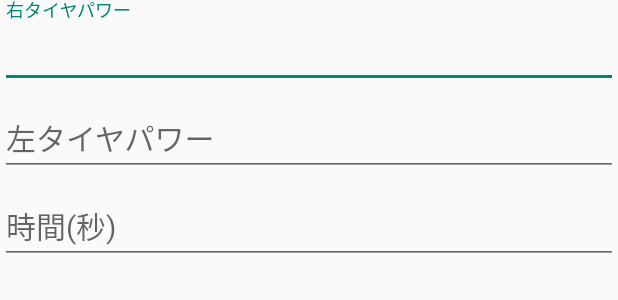
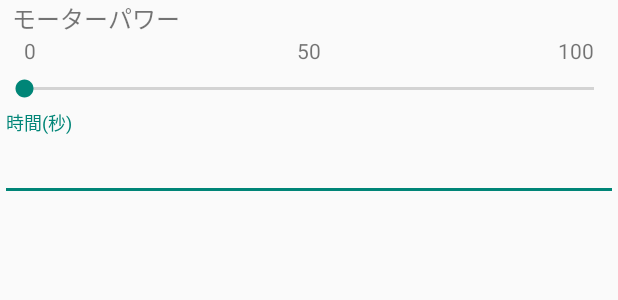
Before and after one commit to t-robop/00-Atlas-ac, an Android app: the layout layout_dialog.xml on its own in the app's theme, with its tools: preview values and no code run, on a phone screen of 412 x 824 dp. Shown: the top 300 px of the screen. Run offline under Robolectric (Android 15) with nearby library versions, the phone set to English and light mode, and no system bars.

```diff
--- a/app/build.gradle
+++ b/app/build.gradle
@@ -3,12 +3,12 @@ apply plugin: 'realm-android'
 apply plugin: 'kotlin-android'
 
 android {
-    compileSdkVersion 27
-    buildToolsVersion '27.0.2'
+    compileSdkVersion 26
+    buildToolsVersion '26.0.2'
     defaultConfig {
         applicationId "com.robop.scriptrobotcontroller"
         minSdkVersion 16
-        targetSdkVersion 27
+        targetSdkVersion 26
         versionCode 1
         versionName "1.0"
         testInstrumentationRunner "android.support.test.runner.AndroidJUnitRunner"
--- a/app/src/main/java/com/robop/scriptrobotcontroller/DataLoadDialogFragment.java
+++ b/app/src/main/java/com/robop/scriptrobotcontroller/DataLoadDialogFragment.java
@@ -62,7 +62,7 @@ public class DataLoadDialogFragment extends DialogFragment {
         MainActivity mainActivity = (MainActivity) getActivity();
         for (ItemDataModel model : realmRead()) {
             if (model.getOrderId() < 5){
-                ItemDataModel basicBlockModel = new ItemDataModel(model.getOrderId(), model.getRightSpeed(), model.getLeftSpeed(), model.getTime(), model.getBlockState());
+                ItemDataModel basicBlockModel = new ItemDataModel(model.getOrderId(), model.getRightRerativeSpeed(), model.getLeftRerativeSpeed(), model.getTime(), model.getBlockState());
                 mainActivity.setAdapter(basicBlockModel);
             }else{
                 ItemDataModel loopBlockModel = new ItemDataModel(model.getOrderId(), model.getBlockState(), model.getLoopCount());
--- a/app/src/main/res/layout/layout_dialog.xml
+++ b/app/src/main/res/layout/layout_dialog.xml
@@ -8,35 +8,55 @@
         android:layout_height="wrap_content"
         android:orientation="vertical" >
 
-        <android.support.design.widget.TextInputLayout
-            android:id="@+id/text_input_right"
+        <LinearLayout
             android:layout_width="match_parent"
-            android:layout_height="wrap_content">
+            android:layout_height="match_parent"
+            android:orientation="vertical">
 
-            <EditText
-                android:id="@+id/edit_speed_right"
+            <TextView
+                android:id="@+id/textView"
                 android:layout_width="match_parent"
                 android:layout_height="wrap_content"
-                android:hint="@string/rightSpeed"
-                android:textSize="20sp"
-                android:maxLength="3"/>
+                android:text="  モーターパワー"
+                android:textSize="16dp"/>
 
-        </android.support.design.widget.TextInputLayout>
+            <LinearLayout
+                android:layout_width="match_parent"
+                android:layout_height="match_parent"
+                android:orientation="horizontal">
 
-        <android.support.design.widget.TextInputLayout
-            android:id="@+id/text_input_left"
-            android:layout_width="match_parent"
-            android:layout_height="wrap_content">
+                <TextView
+                    android:id="@+id/textView2"
+                    android:layout_width="0dp"
+                    android:layout_height="wrap_content"
+                    android:layout_weight="1"
+                    android:gravity="left"
+                    android:layout_marginLeft="16dp"
+                    android:text="0" />
 
-            <EditText
-                android:id="@+id/edit_speed_left"
+                <TextView
+                    android:id="@+id/textView3"
+                    android:layout_width="0dp"
+                    android:layout_height="wrap_content"
+                    android:layout_weight="1"
+                    android:gravity="center"
+                    android:text="50" />
+
+                <TextView
+                    android:id="@+id/textView4"
+                    android:layout_width="0dp"
+                    android:layout_height="wrap_content"
+                    android:layout_weight="1"
+                    android:gravity="right"
+                    android:layout_marginRight="16dp"
+                    android:text="100" />
+            </LinearLayout>
+
+            <SeekBar
+                android:id="@+id/powerSeekBar"
                 android:layout_width="match_parent"
-                android:layout_height="wrap_content"
-                android:hint="@string/leftSpeed"
-                android:textSize="20sp"
-                android:maxLength="3"/>
-
-        </android.support.design.widget.TextInputLayout>
+                android:layout_height="32dp" />
+        </LinearLayout>
 
         <android.support.design.widget.TextInputLayout
             android:id="@+id/text_input_time"
--- a/app/src/main/res/values/strings.xml
+++ b/app/src/main/res/values/strings.xml
@@ -1,8 +1,8 @@
 <resources>
     <string name="app_name">ScriptRobotController</string>
     <string name="time">時間(秒)</string>
-    <string name="rightSpeed">右タイヤパワー</string>
-    <string name="leftSpeed">左タイヤパワー</string>
+    <string name="rightRerativeSpeed">右タイヤパワー</string>
+    <string name="leftRerativeSpeed">左タイヤパワー</string>
     <string name="err_msg">値が設定されていません</string>
     <string name="ok">決定</string>h
     <string name="cancel">キャンセル</string>
```
Also changed, not shown: app/src/main/java/com/robop/scriptrobotcontroller/EditParamDialog.java (+57 -40 lines), app/src/main/java/com/robop/scriptrobotcontroller/ItemDataModel.java (+29 -21 lines), app/src/main/java/com/robop/scriptrobotcontroller/MainActivity.java (+6 -6 lines), app/src/main/java/com/robop/scriptrobotcontroller/RecyclerAdapter.java (+2 -6 lines).
